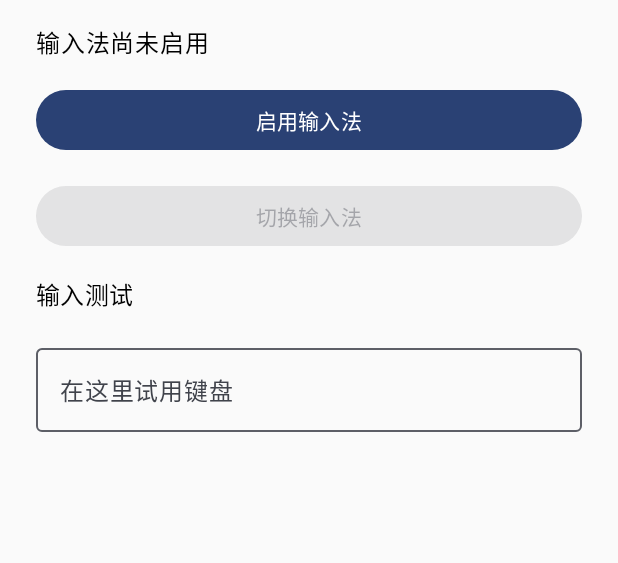
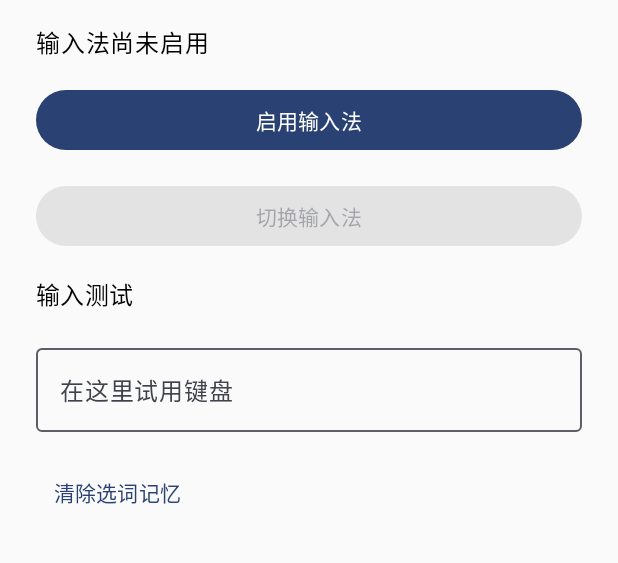
Before and after one commit to ye-yang-ai/Dentle-IME, an Android app built with Jetpack Compose: the screen it shows after launch (MainActivity), on a phone screen of 412 x 824 dp, the part 90-653 px from its top. Run offline under Robolectric (Android 15) with nearby library versions, the phone set to English and light mode, and no system bars.

Commit message:
选词记忆功能完成

```diff
--- a/app/src/main/java/com/bfyy/dentalime/MainActivity.kt
+++ b/app/src/main/java/com/bfyy/dentalime/MainActivity.kt
@@ -13,9 +13,11 @@ import androidx.compose.foundation.layout.fillMaxSize
 import androidx.compose.foundation.layout.fillMaxWidth
 import androidx.compose.foundation.layout.padding
 import androidx.compose.material3.Button
+import androidx.compose.material3.AlertDialog
 import androidx.compose.material3.MaterialTheme
 import androidx.compose.material3.OutlinedTextField
 import androidx.compose.material3.Text
+import androidx.compose.material3.TextButton
 import androidx.compose.runtime.Composable
 import androidx.compose.runtime.getValue
 import androidx.compose.runtime.mutableStateOf
@@ -39,7 +41,8 @@ class MainActivity : ComponentActivity() {
                     onSelect = {
                         (getSystemService(Context.INPUT_METHOD_SERVICE) as InputMethodManager)
                             .showInputMethodPicker()
-                    }
+                    },
+                    onClearMemory = { CandidateMemory(this).clear() }
                 )
             }
         }
@@ -75,9 +78,30 @@ private enum class KeyboardState { DISABLED, ENABLED, SELECTED }
 private fun SetupScreen(
     keyboardState: KeyboardState,
     onEnable: () -> Unit,
-    onSelect: () -> Unit
+    onSelect: () -> Unit,
+    onClearMemory: () -> Unit
 ) {
     var testText by remember { mutableStateOf("") }
+    var confirmClear by remember { mutableStateOf(false) }
+
+    if (confirmClear) {
+        AlertDialog(
+            onDismissRequest = { confirmClear = false },
+            title = { Text(stringResource(R.string.clear_memory_title)) },
+            text = { Text(stringResource(R.string.clear_memory_message)) },
+            confirmButton = {
+                TextButton(onClick = {
+                    onClearMemory()
+                    confirmClear = false
+                }) { Text(stringResource(R.string.clear_memory_confirm)) }
+            },
+            dismissButton = {
+                TextButton(onClick = { confirmClear = false }) {
+                    Text(stringResource(R.string.clear_memory_cancel))
+                }
+            }
+        )
+    }
 
     Column(
         modifier = Modifier.fillMaxSize().padding(24.dp),
@@ -108,5 +132,8 @@ private fun SetupScreen(
             label = { Text(stringResource(R.string.test_hint)) },
             modifier = Modifier.fillMaxWidth()
         )
+        TextButton(onClick = { confirmClear = true }) {
+            Text(stringResource(R.string.clear_memory))
+        }
     }
 }
--- a/app/src/main/res/values/strings.xml
+++ b/app/src/main/res/values/strings.xml
@@ -8,4 +8,9 @@
     <string name="select_keyboard">切换输入法</string>
     <string name="test_input">输入测试</string>
     <string name="test_hint">在这里试用键盘</string>
+    <string name="clear_memory">清除选词记忆</string>
+    <string name="clear_memory_title">清除选词记忆？</string>
+    <string name="clear_memory_message">这会删除本机记录的选词次数。</string>
+    <string name="clear_memory_confirm">清除</string>
+    <string name="clear_memory_cancel">取消</string>
 </resources>
```
Also changed, not shown: app/src/main/java/com/bfyy/dentalime/CandidateMemory.kt (added, +24 -0 lines), app/src/main/java/com/bfyy/dentalime/DentalImeService.kt (+9 -3 lines), app/src/main/java/com/bfyy/dentalime/PinyinDictionary.kt (+13 -3 lines), app/src/main/res/xml/backup_rules.xml (+2 -11 lines), app/src/main/res/xml/data_extraction_rules.xml (+3 -13 lines), 2 other files.
